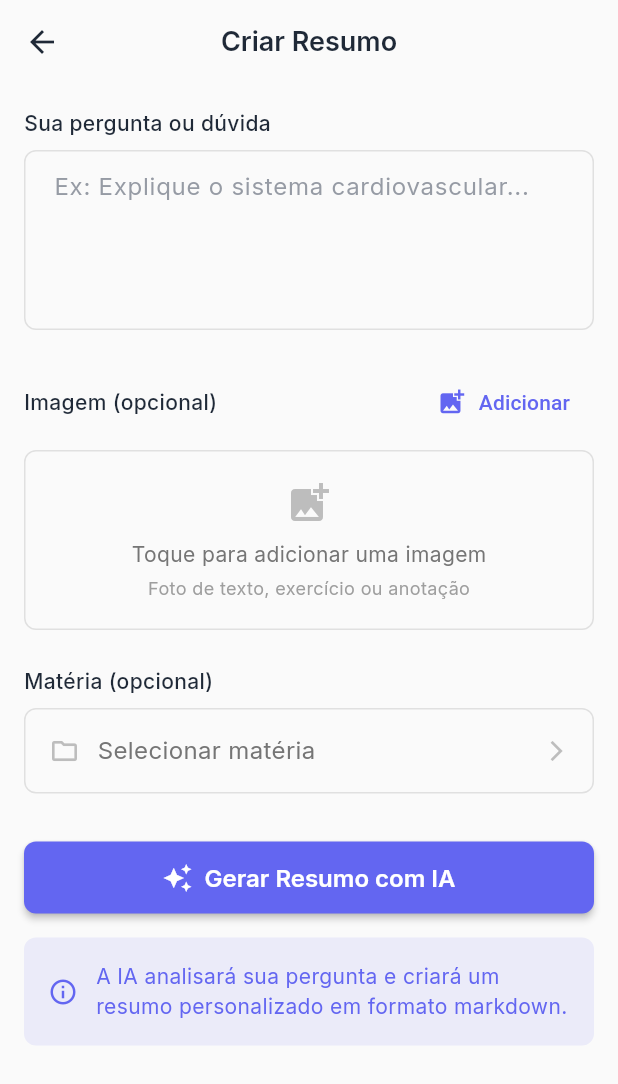
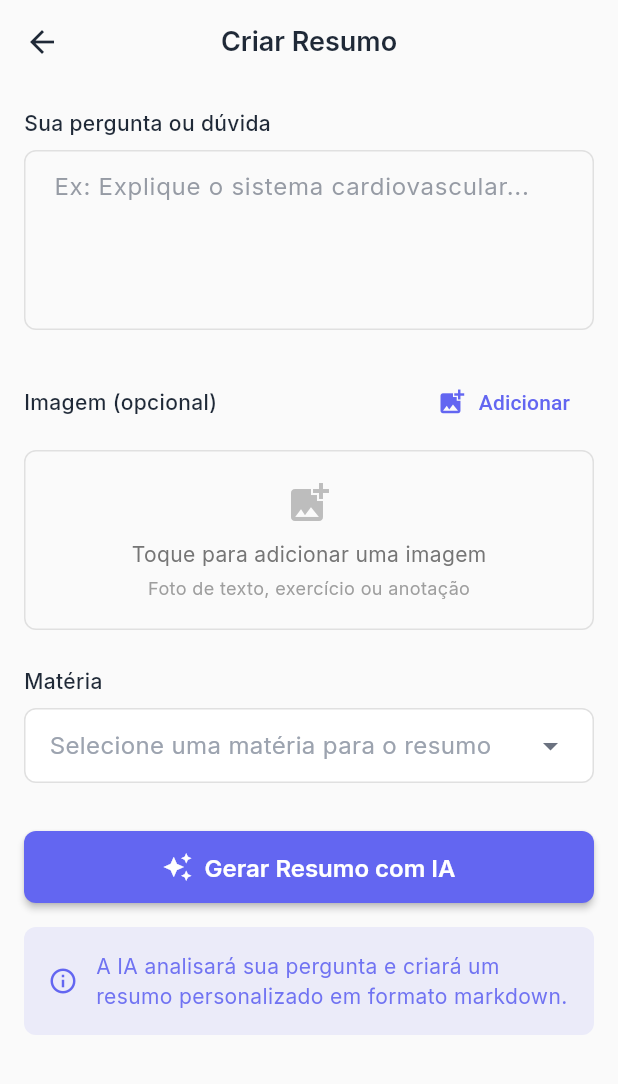
Before and after one commit to alanaraujo902/univAi2, a Flutter app: the CreateSummaryScreen screen opened directly, on a phone screen of 412 x 824 dp. Shown: the top 1084 px of the screen. Run offline on Flutter 3.47's test engine with Material 3 defaults, Android fonts, the phone set to English and light mode, and no system bars; our stand-ins replace dio, flutter_local_notifications, flutter_markdown, flutter_riverpod, hive, hive_flutter and 3 more; accounts and stored records are empty; network calls fail.

Commit message:
0.02 - habemus resumus

```diff
--- a/lib/screens/summaries/create_summary_screen.dart
+++ b/lib/screens/summaries/create_summary_screen.dart
@@ -2,25 +2,28 @@
 
 import 'dart:io';
 import 'package:flutter/material.dart';
+import 'package:flutter/widgets.dart';
 import 'package:flutter_riverpod/flutter_riverpod.dart';
 import 'package:image_picker/image_picker.dart';
 import 'package:study_app/constants/app_theme.dart';
+import 'package:study_app/providers/statistics_provider.dart';
 import 'package:study_app/providers/summaries_provider.dart';
-import 'package:study_app/providers/statistics_provider.dart';
 import 'package:study_app/widgets/custom_button.dart';
 import 'package:study_app/widgets/custom_text_field.dart';
+// MODIFICAÇÃO 1: Importar o widget SubjectSelector
+import 'package:study_app/widgets/subject_selector.dart';
 
 class CreateSummaryScreen extends ConsumerStatefulWidget {
-  // --- INÍCIO DA CORREÇÃO 1/3: Adicionar o campo da classe ---
   final String? preSelectedSubjectId;
 
   const CreateSummaryScreen({
     super.key,
-    this.preSelectedSubjectId, // --- INÍCIO DA CORREÇÃO 2/3: Adicionar ao construtor ---
+    this.preSelectedSubjectId,
   });
 
   @override
-  ConsumerState<CreateSummaryScreen> createState() => _CreateSummaryScreenState();
+  ConsumerState<CreateSummaryScreen> createState() =>
+      _CreateSummaryScreenState();
 }
 
 class _CreateSummaryScreenState extends ConsumerState<CreateSummaryScreen> {
@@ -35,7 +38,6 @@ class _CreateSummaryScreenState extends ConsumerState<CreateSummaryScreen> {
   @override
   void initState() {
     super.initState();
-    // --- INÍCIO DA CORREÇÃO 3/3: Usar o valor do parâmetro na inicialização ---
     _selectedSubjectId = widget.preSelectedSubjectId;
   }
 
@@ -43,6 +45,32 @@ class _CreateSummaryScreenState extends ConsumerState<CreateSummaryScreen> {
   void dispose() {
     _queryController.dispose();
     super.dispose();
+  }
+
+  Future<void> _pickImageFromGallery() async {
+    try {
+      final XFile? image = await _imagePicker.pickImage(
+        source: ImageSource.gallery,
+        maxWidth: 1920,
+        maxHeight: 1080,
+        imageQuality: 85,
+      );
+
+      if (image != null) {
+        setState(() {
+          _selectedImage = File(image.path);
+        });
+      }
+    } catch (e) {
+      if (mounted) {
+        ScaffoldMessenger.of(context).showSnackBar(
+          SnackBar(
+            content: Text('Erro ao selecionar imagem: $e'),
+            backgroundColor: AppTheme.errorColor,
+          ),
+        );
+      }
+    }
   }
 
   Future<void> _pickImage() async {
@@ -71,32 +99,6 @@ class _CreateSummaryScreenState extends ConsumerState<CreateSummaryScreen> {
     }
   }
 
-  Future<void> _pickImageFromGallery() async {
-    try {
-      final XFile? image = await _imagePicker.pickImage(
-        source: ImageSource.gallery,
-        maxWidth: 1920,
-        maxHeight: 1080,
-        imageQuality: 85,
-      );
-
-      if (image != null) {
-        setState(() {
-          _selectedImage = File(image.path);
-        });
-      }
-    } catch (e) {
-      if (mounted) {
-        ScaffoldMessenger.of(context).showSnackBar(
-          SnackBar(
-            content: Text('Erro ao selecionar imagem: $e'),
-            backgroundColor: AppTheme.errorColor,
-          ),
-        );
-      }
-    }
-  }
-
   void _removeImage() {
     setState(() {
       _selectedImage = null;
@@ -104,7 +106,18 @@ class _CreateSummaryScreenState extends ConsumerState<CreateSummaryScreen> {
   }
 
   Future<void> _createSummary() async {
+    // MODIFICAÇÃO 2: Adicionada validação para garantir que uma matéria foi selecionada
     if (!_formKey.currentState!.validate()) return;
+
+    if (_selectedSubjectId == null) {
+      ScaffoldMessenger.of(context).showSnackBar(
+        const SnackBar(
+          content: Text('Por favor, selecione uma matéria para salvar o resumo.'),
+          backgroundColor: AppTheme.errorColor,
+        ),
+      );
+      return;
+    }
 
     setState(() => _isLoading = true);
 
@@ -237,7 +250,17 @@ class _CreateSummaryScreenState extends ConsumerState<CreateSummaryScreen> {
               const SizedBox(height: 24),
               _buildImageSection(),
               const SizedBox(height: 24),
-              _buildSubjectSelection(),
+              // MODIFICAÇÃO 3: Substituição do placeholder pelo widget real
+              SubjectSelector(
+                label: 'Matéria',
+                hint: 'Selecione uma matéria para o resumo',
+                selectedSubjectId: _selectedSubjectId,
+                onSubjectSelected: (subjectId) {
+                  setState(() {
+                    _selectedSubjectId = subjectId;
+                  });
+                },
+              ),
               const SizedBox(height: 32),
               CustomButton(
                 text: 'Gerar Resumo com IA',
@@ -265,7 +288,7 @@ class _CreateSummaryScreenState extends ConsumerState<CreateSummaryScreen> {
                         'A IA analisará sua pergunta e criará um resumo personalizado em formato markdown.',
                         style: TextStyle(
                           fontSize: 14,
-                          color: AppTheme.primaryColor,
+                          color: AppTheme.primaryColor.withOpacity(0.9),
                         ),
                       ),
                     ),
@@ -400,58 +423,6 @@ class _CreateSummaryScreenState extends ConsumerState<CreateSummaryScreen> {
       ),
     );
   }
-
-  Widget _buildSubjectSelection() {
-    return Column(
-      crossAxisAlignment: CrossAxisAlignment.start,
-      children: [
-        const Text(
-          'Matéria (opcional)',
-          style: TextStyle(
-            fontSize: 14,
-            fontWeight: FontWeight.w500,
-            color: AppTheme.textPrimary,
-          ),
-        ),
-        const SizedBox(height: 8),
-        // Aqui você pode querer usar seu widget SubjectSelector
-        // Por simplicidade, mantemos um placeholder.
-        Container(
-          width: double.infinity,
-          padding: const EdgeInsets.all(16),
-          decoration: BoxDecoration(
-            color: Colors.grey[50],
-            borderRadius: BorderRadius.circular(8),
-            border: Border.all(color: Colors.grey[300]!),
-          ),
-          child: Row(
-            children: [
-              Icon(
-                Icons.folder_outlined,
-                color: Colors.grey[400],
-                size: 20,
-              ),
-              const SizedBox(width: 12),
-              Text(
-                // Mostra o ID da matéria pré-selecionada se houver
-                _selectedSubjectId == null ? 'Selecionar matéria' : 'Matéria ID: $_selectedSubjectId',
-                style: TextStyle(
-                  fontSize: 16,
-                  color: Colors.grey[600],
-                ),
-              ),
-              const Spacer(),
-              Icon(
-                Icons.arrow_forward_ios,
-                color: Colors.grey[400],
-                size: 16,
-              ),
-            ],
-          ),
-        ),
-      ],
-    );
-  }
 }
 
 class _ImageSourceOption extends StatelessWidget {
```
Also changed, not shown: lib/providers/decks_provider.dart (+13 -6 lines), lib/providers/reviews_provider.dart (+7 -3 lines), lib/providers/statistics_provider.dart (+12 -7 lines), lib/providers/subjects_provider.dart (+79 -17 lines), lib/providers/summaries_provider.dart (+85 -48 lines), lib/services/api_service.dart (+17 -2 lines).
